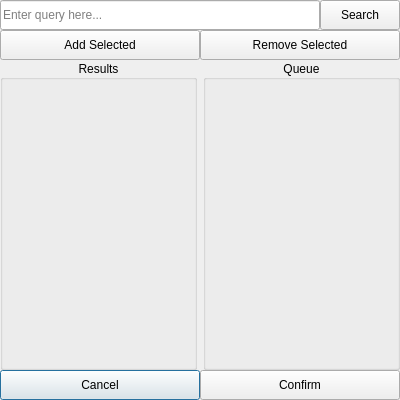
Before: the Qt Designer form SearchDialog.ui in korbosoft/modmiiDownloader, drawn with Qt 5.
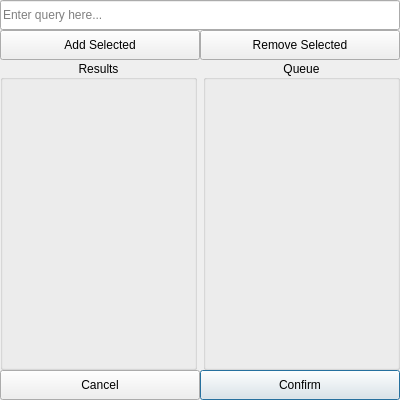
After: the same form once the commit is applied. Icons and pictures are not drawn. Custom widgets are drawn as their Qt base class.

Patch:
```diff
--- a/SearchDialog.ui
+++ b/SearchDialog.ui
@@ -56,7 +56,7 @@
     <rect>
      <x>0</x>
      <y>0</y>
-     <width>320</width>
+     <width>400</width>
      <height>30</height>
     </rect>
    </property>
@@ -79,6 +79,9 @@
    <property name="text">
     <string>Confirm</string>
    </property>
+   <property name="default">
+    <bool>true</bool>
+   </property>
   </widget>
   <widget class="QPushButton" name="cancel">
    <property name="geometry">
@@ -93,7 +96,7 @@
     <string>Cancel</string>
    </property>
    <property name="default">
-    <bool>true</bool>
+    <bool>false</bool>
    </property>
   </widget>
   <widget class="QWidget" name="horizontalLayoutWidget">
@@ -134,23 +137,6 @@
     </item>
    </layout>
   </widget>
-  <widget class="QPushButton" name="search">
-   <property name="geometry">
-    <rect>
-     <x>320</x>
-     <y>0</y>
-     <width>80</width>
-     <height>30</height>
-    </rect>
-   </property>
-   <property name="text">
-    <string>Search</string>
-   </property>
-   <property name="icon">
-    <iconset resource="resource.qrc">
-     <normaloff>:/base/svg_search</normaloff>:/base/svg_search</iconset>
-   </property>
-  </widget>
  </widget>
  <customwidgets>
   <customwidget>
```
Left out of the diff: 7 changed lines with no effect on the pictures.
